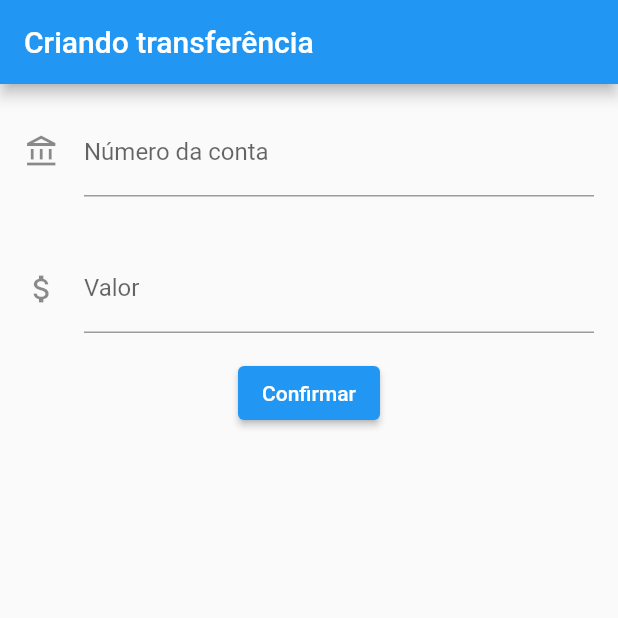
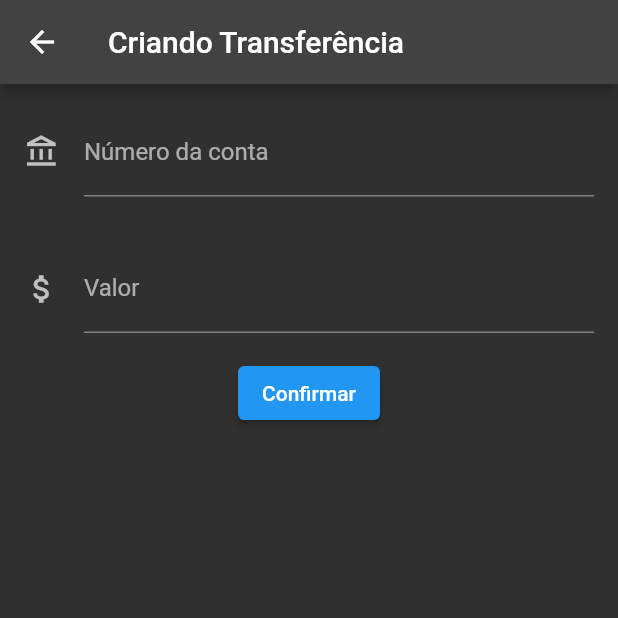
Before and after one commit to 88gm/flutter-bytebank, a Flutter app: the FormularioTransferencia screen opened directly, after a tap on "Confirmar", on a phone screen of 412 x 824 dp, the top half of it. Run offline on Flutter 3.47's test engine with Material 2 defaults, Android fonts, the phone set to English and light mode, and no system bars.

Commit message:
Refatoração, reestruturação de código em packs e files

```diff
--- /dev/null
+++ b/lib/components/editor.dart
@@ -0,0 +1,31 @@
+import 'package:flutter/cupertino.dart';
+import 'package:flutter/material.dart';
+
+class Editor extends StatelessWidget {
+  final TextEditingController? controlador;
+  final String? rotulo;
+  final String? dica;
+  final IconData? icone;
+
+  Editor({this.controlador, this.rotulo, this.dica, this.icone});
+
+
+  @override
+  Widget build(BuildContext context) {
+    return Padding(
+      padding: const EdgeInsets.all(16.0),
+      child: TextField(
+        controller: controlador,
+        style: const TextStyle(
+          fontSize: 16.0,
+        ),
+        decoration: InputDecoration(
+          icon: icone != null ? Icon(icone) : null,
+          labelText: rotulo,
+          hintText: dica,
+        ),
+        keyboardType: TextInputType.number,
+      ),
+    );
+  }
+}
--- a/lib/main.dart
+++ b/lib/main.dart
@@ -1,3 +1,4 @@
+import 'package:bytebank/screens/transferencia/lista.dart';
 import 'package:flutter/material.dart';
 
 void main() => runApp(BytebankApp());
@@ -6,131 +7,8 @@ class BytebankApp extends StatelessWidget {
   @override
   Widget build(BuildContext context) {
     return MaterialApp(
-      home: Scaffold(
-        body: FormularioTransferencia(),
-      ),
+      theme: ThemeData.dark(),
+      home: ListaTransferencia(),
     );
   }
 }
-
-class FormularioTransferencia extends StatelessWidget {
-  final _controladorCampoNrConta = TextEditingController();
-  final _controladorCampoValor = TextEditingController();
-
-  @override
-  Widget build(BuildContext context) {
-    return Scaffold(
-        appBar: AppBar(title: const Text('Criando transferência')),
-        body: Column(
-          children: [
-            Editor(
-              controlador: _controladorCampoNrConta,
-              rotulo: "Número da conta",
-              dica: "0000",
-              icone: Icons.account_balance_outlined
-            ),
-            Editor(
-              controlador: _controladorCampoValor,
-              rotulo: "Valor",
-              dica: "0.00",
-              icone: Icons.attach_money
-            ),
-            ElevatedButton(
-              onPressed: () => _criaTransferencia(),
-              child: const Text('Confirmar'),
-            ),
-          ],
-        ));
-  }
-
-  void _criaTransferencia() {
-    final int? numeroConta =
-        int.tryParse(_controladorCampoNrConta.text);
-    final double? valor =
-        double.tryParse(_controladorCampoValor.text);
-    if (numeroConta != null && valor != null) {
-      final transferenciaCriada = Transferencia(valor, numeroConta);
-      debugPrint('$transferenciaCriada');
-     }
-  }
-}
-
-class Editor extends StatelessWidget {
-  final TextEditingController? controlador;
-  final String? rotulo;
-  final String? dica;
-  final IconData? icone;
-
-  Editor({this.controlador, this.rotulo, this.dica, this.icone});
-
-
-  @override
-  Widget build(BuildContext context) {
-    return Padding(
-      padding: const EdgeInsets.all(16.0),
-      child: TextField(
-        controller: controlador,
-        style: const TextStyle(
-          fontSize: 16.0,
-        ),
-        decoration: InputDecoration(
-          icon: icone != null ? Icon(icone) : null,
-          labelText: rotulo,
-          hintText: dica,
-        ),
-        keyboardType: TextInputType.number,
-      ),
-    );
-  }
-}
-
-class ListaTransferencia extends StatelessWidget {
-  @override
-  Widget build(BuildContext context) {
-    return Scaffold(
-      appBar: AppBar(
-        title: Text('Transferências'),
-      ),
-      body: Column(
-        children: [
-          ItemTransferencia(Transferencia(100, 123)),
-          ItemTransferencia(Transferencia(350, 124)),
-          ItemTransferencia(Transferencia(200, 125)),
-        ],
-      ),
-      floatingActionButton: FloatingActionButton(
-        onPressed: () {},
-        child: Icon(Icons.add),
-      ),
-    );
-  }
-}
-
-class ItemTransferencia extends StatelessWidget {
-  final Transferencia _transf;
-
-  ItemTransferencia(this._transf);
-
-  @override
-  Widget build(BuildContext context) {
-    return Card(
-      child: ListTile(
-        leading: const Icon(Icons.monetization_on),
-        title: Text(_transf.valor.toString()),
-        subtitle: Text(_transf.nrConta.toString()),
-      ),
-    );
-  }
-}
-
-class Transferencia {
-  final double valor;
-  final int nrConta;
-
-  Transferencia(this.valor, this.nrConta);
-
-  @override
-  String toString() {
-    return 'Transferencia{valor: $valor, nrConta: $nrConta}';
-  }
-}
--- /dev/null
+++ b/lib/models/transferencia.dart
@@ -0,0 +1,11 @@
+class Transferencia {
+  final double valor;
+  final int nrConta;
+
+  Transferencia(this.valor, this.nrConta);
+
+  @override
+  String toString() {
+    return 'Transferencia{valor: $valor, nrConta: $nrConta}';
+  }
+}
--- /dev/null
+++ b/lib/screens/transferencia/formulario.dart
@@ -0,0 +1,68 @@
+import 'package:bytebank/components/editor.dart';
+import 'package:bytebank/models/transferencia.dart';
+import 'package:flutter/cupertino.dart';
+import 'package:flutter/material.dart';
+
+const _tituloAppBar = 'Criando Transferência';
+
+const _rotuloCampoValor = "Valor";
+const _dicaCampoValor = "0.00";
+
+const _rotuloCampoNumeroConta = "Número da conta";
+const _dicaCampoNumeroConta = "0000";
+
+const _textoBotaoConfirmar = "Confirmar";
+
+
+class FormularioTransferencia extends StatefulWidget {
+  @override
+  State<StatefulWidget> createState() {
+    return FormularioTransferenciaState();
+  }
+}
+
+class FormularioTransferenciaState extends State<FormularioTransferencia>{
+  final _controladorCampoNrConta = TextEditingController();
+  final _controladorCampoValor = TextEditingController();
+
+  @override
+  Widget build(BuildContext context) {
+    return Scaffold(
+        appBar: AppBar(title: const Text(_tituloAppBar)),
+        body: SingleChildScrollView(
+          child: Column(
+            children: [
+              Editor(
+                  controlador: _controladorCampoNrConta,
+                  rotulo: _rotuloCampoNumeroConta,
+                  dica: _dicaCampoNumeroConta,
+                  icone: Icons.account_balance_outlined
+              ),
+              Editor(
+                  controlador: _controladorCampoValor,
+                  rotulo: _rotuloCampoValor,
+                  dica: _dicaCampoValor,
+                  icone: Icons.attach_money
+              ),
+              ElevatedButton(
+                onPressed: () => _criaTransferencia(context),
+                child: const Text(_textoBotaoConfirmar),
+              ),
+            ],
+          ),
+        ));
+  }
+
+  void _criaTransferencia(BuildContext context) {
+    final int? numeroConta =
+    int.tryParse(_controladorCampoNrConta.text);
+    final double? valor =
+    double.tryParse(_controladorCampoValor.text);
+    if (numeroConta != null && valor != null) {
+      final transferenciaCriada = Transferencia(valor, numeroConta);
+      debugPrint('Criando transferencia');
+      debugPrint('$transferenciaCriada');
+      Navigator.pop(context, transferenciaCriada);
+    }
+  }
+}
```
Also changed, not shown: lib/screens/transferencia/lista.dart (added, +65 -0 lines).
